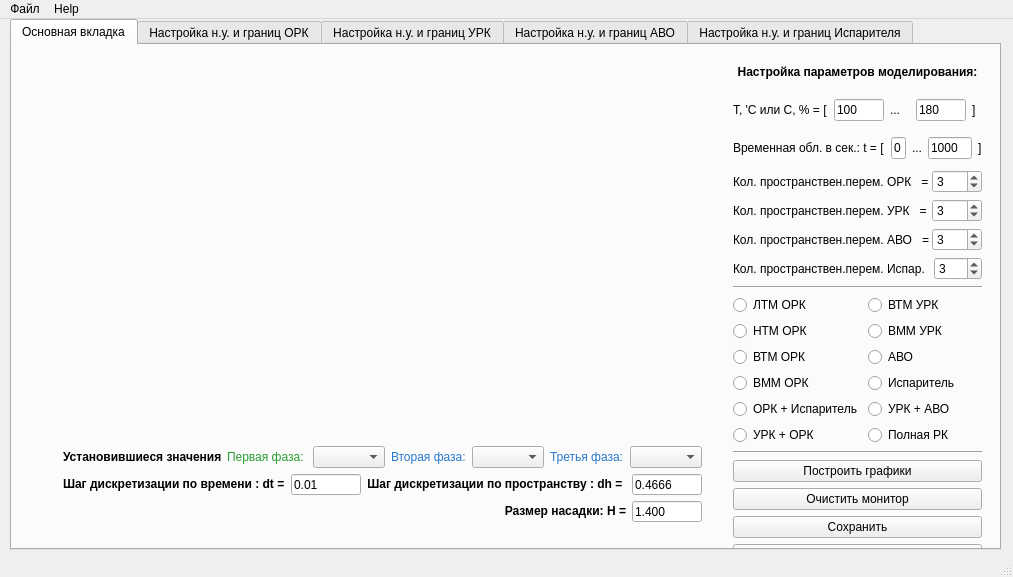
Rivares/5part, file mainwindow.ui: the form before one commit.
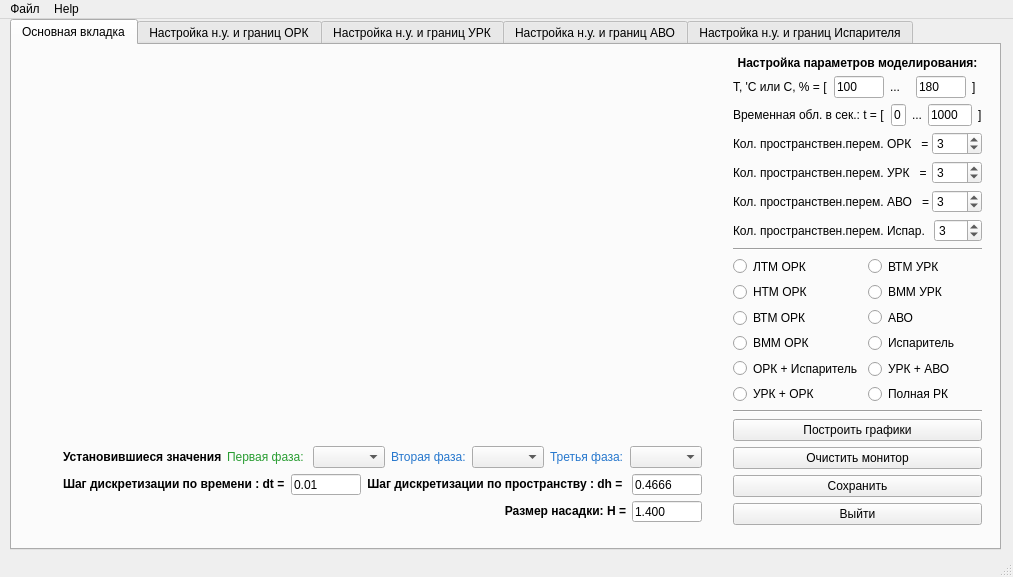
The form after the commit. Custom widgets are drawn as their Qt base class.

The edit to the form file:
```diff
--- a/mainwindow.ui
+++ b/mainwindow.ui
@@ -60,7 +60,7 @@
         <x>710</x>
         <y>0</y>
         <width>271</width>
-        <height>532</height>
+        <height>491</height>
        </rect>
       </property>
       <layout class="QVBoxLayout" name="verticalLayout_4">
```
